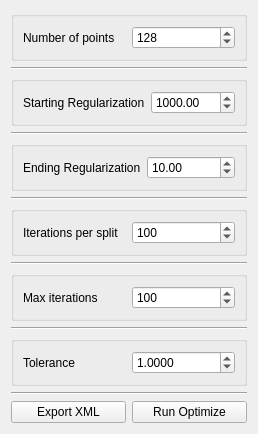
First picture: the form in src/Application/Optimize/OptimizeTool.ui, repository SCIInstitute/ShapeWorks, before the edit.
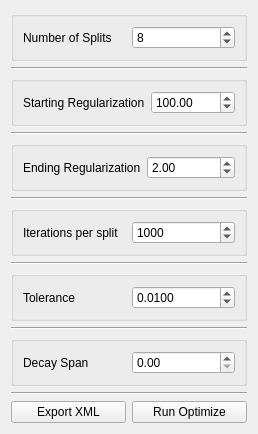
Second picture: the form after the edit.

Commit message: optimization works (local points only). can save/load project

```diff
--- a/src/Application/Optimize/OptimizeTool.ui
+++ b/src/Application/Optimize/OptimizeTool.ui
@@ -7,7 +7,7 @@
     <x>0</x>
     <y>0</y>
     <width>228</width>
-    <height>367</height>
+    <height>420</height>
    </rect>
   </property>
   <property name="windowTitle">
@@ -32,7 +32,7 @@
       <item>
        <widget class="QLabel" name="label_3">
         <property name="text">
-         <string>Number of points</string>
+         <string>Number of Splits</string>
         </property>
        </widget>
       </item>
@@ -42,7 +42,7 @@
          <number>20000</number>
         </property>
         <property name="value">
-         <number>128</number>
+         <number>8</number>
         </property>
        </widget>
       </item>
@@ -75,7 +75,7 @@
          <double>999999.000000000000000</double>
         </property>
         <property name="value">
-         <double>1000.000000000000000</double>
+         <double>100.000000000000000</double>
         </property>
        </widget>
       </item>
@@ -108,7 +108,7 @@
          <double>999999.000000000000000</double>
         </property>
         <property name="value">
-         <double>10.000000000000000</double>
+         <double>2.000000000000000</double>
         </property>
        </widget>
       </item>
@@ -122,39 +122,6 @@
      </property>
     </widget>
    </item>
-   <item>
-    <widget class="QGroupBox" name="blur_groupbox">
-     <property name="title">
-      <string/>
-     </property>
-     <layout class="QHBoxLayout" name="horizontalLayout">
-      <item>
-       <widget class="QLabel" name="label_4">
-        <property name="text">
-         <string>Iterations per split</string>
-        </property>
-       </widget>
-      </item>
-      <item>
-       <widget class="QSpinBox" name="iterations_per_split_">
-        <property name="maximum">
-         <number>20000</number>
-        </property>
-        <property name="value">
-         <number>100</number>
-        </property>
-       </widget>
-      </item>
-     </layout>
-    </widget>
-   </item>
-   <item>
-    <widget class="Line" name="line_7">
-     <property name="orientation">
-      <enum>Qt::Horizontal</enum>
-     </property>
-    </widget>
-   </item>
    <item>
     <widget class="QGroupBox" name="blur_groupbox_4">
      <property name="title">
@@ -164,7 +131,7 @@
       <item>
        <widget class="QLabel" name="label_7">
         <property name="text">
-         <string>Max iterations</string>
+         <string>Iterations per split</string>
         </property>
        </widget>
       </item>
@@ -174,7 +141,7 @@
          <number>20000</number>
         </property>
         <property name="value">
-         <number>100</number>
+         <number>1000</number>
         </property>
        </widget>
       </item>
@@ -210,7 +177,7 @@
          <double>1000.000000000000000</double>
         </property>
         <property name="value">
-         <double>1.000000000000000</double>
+         <double>0.010000000000000</double>
         </property>
        </widget>
       </item>
@@ -224,6 +191,32 @@
      </property>
     </widget>
    </item>
+   <item>
+    <widget class="QGroupBox" name="groupBox">
+     <property name="title">
+      <string/>
+     </property>
+     <layout class="QHBoxLayout" name="horizontalLayout_8">
+      <item>
+       <widget class="QLabel" name="label">
+        <property name="text">
+         <string>Decay Span</string>
+        </property>
+       </widget>
+      </item>
+      <item>
+       <widget class="QDoubleSpinBox" name="decaySpan"/>
+      </item>
+     </layout>
+    </widget>
+   </item>
+   <item>
+    <widget class="Line" name="line_2">
+     <property name="orientation">
+      <enum>Qt::Horizontal</enum>
+     </property>
+    </widget>
+   </item>
    <item>
     <layout class="QHBoxLayout" name="horizontalLayout_3">
      <item>
```
Left out of the diff: 9 changed lines with no effect on the pictures. The commit also changes 12 other files.
